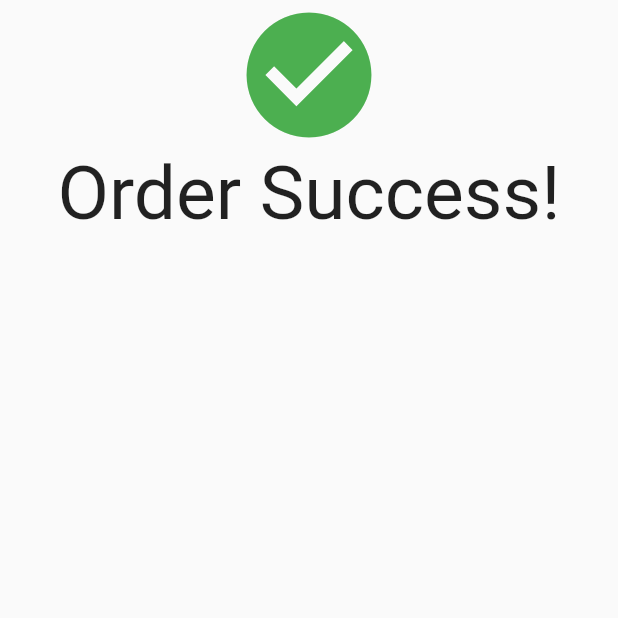
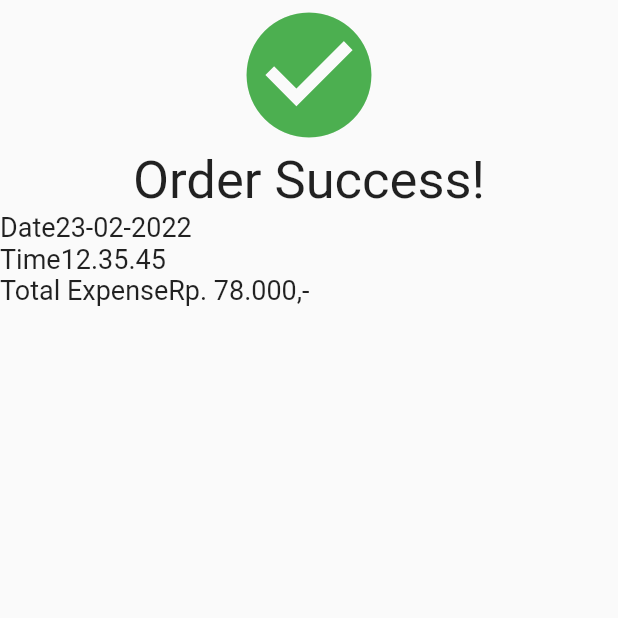
Before and after one commit to NafisHandoko/dahar-flutter, a Flutter app: the screen it shows after launch, on a phone screen of 412 x 824 dp, the top half of it. Run offline on Flutter 3.47's test engine with Material 2 defaults, Android fonts, the phone set to English and light mode, and no system bars.

Commit message:
tambah teks date, time, dan total expense

```diff
--- a/lib/screens/transaction_done.dart
+++ b/lib/screens/transaction_done.dart
@@ -24,12 +24,59 @@ class _TransactionDoneState extends State<TransactionDone> {
               Text(
                 'Order Success!',
                 style: TextStyle(
-                fontSize: 50,
+                  fontSize: 35,
+                ),
+              ),
+              Row(
+                children: [
+                  Text(
+                    'Date',
+                    style: TextStyle(
+                      fontSize: 18,
+                    ),
+                  ),
+                  Text(
+                    '23-02-2022',
+                    style: TextStyle(
+                      fontSize: 18,
                     ),
                   )
                 ],
               ),
+              Row(
+                children: [
+                  Text(
+                    'Time',
+                    style: TextStyle(
+                      fontSize: 18,
                     ),
-    ));
+                  ),
+                  Text(
+                    '12.35.45',
+                    style: TextStyle(
+                      fontSize: 18,
+                    ),
+                  )
+                ],
+              ),
+              Row(
+                children: [
+                  Text(
+                    'Total Expense',
+                    style: TextStyle(
+                      fontSize: 18,
+                    ),
+                  ),
+                  Text(
+                    'Rp. 78.000,-',
+                    style: TextStyle(fontSize: 18),
+                  )
+                ],
+              ),
+            ],
+          ),
+        ),
+      ),
+    );
   }
 }
```
Lines whose indentation alone changed are shown as unchanged.
